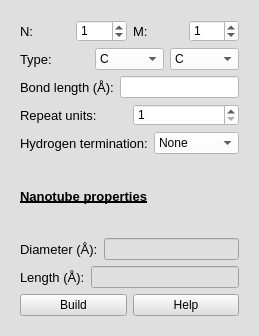
The window that furiousatoms/forms/SWNT.ui (nasimanousheh/furious-atoms) describes before a commit, drawn with Qt 5.
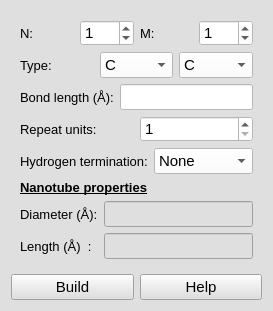
The same window after the commit.

Commit message: Reduced the fonts

```diff
--- a/furiousatoms/forms/SWNT.ui
+++ b/furiousatoms/forms/SWNT.ui
@@ -6,17 +6,34 @@
    <rect>
     <x>0</x>
     <y>0</y>
-    <width>258</width>
-    <height>336</height>
+    <width>273</width>
+    <height>311</height>
    </rect>
   </property>
+  <property name="minimumSize">
+   <size>
+    <width>273</width>
+    <height>311</height>
+   </size>
+  </property>
+  <property name="maximumSize">
+   <size>
+    <width>273</width>
+    <height>311</height>
+   </size>
+  </property>
+  <property name="font">
+   <font>
+    <pointsize>11</pointsize>
+   </font>
+  </property>
   <property name="windowTitle">
    <string>Form</string>
   </property>
   <property name="styleSheet">
    <string notr="true">background-color: rgb(223, 223, 223);</string>
   </property>
-  <layout class="QGridLayout" name="gridLayout_9">
+  <layout class="QGridLayout" name="gridLayout_11">
    <item row="0" column="0">
     <widget class="QWidget" name="SWNT" native="true">
      <property name="autoFillBackground">
@@ -25,8 +42,27 @@
      <property name="styleSheet">
       <string notr="true">background-color: rgb(223, 223, 223);</string>
      </property>
+     <layout class="QGridLayout" name="gridLayout_9">
+      <item row="0" column="0">
      <layout class="QGridLayout" name="gridLayout_8">
       <item row="0" column="0" colspan="2">
+         <layout class="QGridLayout" name="gridLayout_7">
+          <item row="5" column="0">
+           <widget class="QLabel" name="labl_properties_SWNT">
+            <property name="font">
+             <font>
+              <pointsize>10</pointsize>
+              <weight>75</weight>
+              <bold>true</bold>
+              <underline>true</underline>
+             </font>
+            </property>
+            <property name="text">
+             <string>Nanotube properties</string>
+            </property>
+           </widget>
+          </item>
+          <item row="0" column="0">
        <layout class="QGridLayout" name="gridLayout">
         <item row="0" column="0">
          <widget class="QLabel" name="label_chirality_N_SWNT">
@@ -42,6 +78,11 @@
         </item>
         <item row="0" column="1">
          <widget class="QSpinBox" name="spinBox_chirality_N_SWNT">
+              <property name="font">
+               <font>
+                <pointsize>11</pointsize>
+               </font>
+              </property>
           <property name="styleSheet">
            <string notr="true">background-color: rgb(255, 255, 255);</string>
           </property>
@@ -64,6 +105,11 @@
         </item>
         <item row="0" column="3">
          <widget class="QSpinBox" name="spinBox_chirality_M_SWNT">
+              <property name="font">
+               <font>
+                <pointsize>11</pointsize>
+               </font>
+              </property>
           <property name="styleSheet">
            <string notr="true">background-color: rgb(255, 255, 255);</string>
           </property>
@@ -74,7 +120,7 @@
         </item>
        </layout>
       </item>
-      <item row="1" column="0" colspan="2">
+          <item row="1" column="0">
        <layout class="QGridLayout" name="gridLayout_2">
         <item row="0" column="0">
          <widget class="QLabel" name="label_type_SWNT">
@@ -90,6 +136,11 @@
         </item>
         <item row="0" column="1">
          <widget class="QComboBox" name="comboBox_type1_SWNT">
+              <property name="font">
+               <font>
+                <pointsize>11</pointsize>
+               </font>
+              </property>
           <property name="styleSheet">
            <string notr="true">background-color: rgb(255, 255, 255);</string>
           </property>
@@ -112,6 +163,11 @@
         </item>
         <item row="0" column="2">
          <widget class="QComboBox" name="comboBox_type2_SWNT">
+              <property name="font">
+               <font>
+                <pointsize>11</pointsize>
+               </font>
+              </property>
           <property name="styleSheet">
            <string notr="true">background-color: rgb(255, 255, 255);</string>
           </property>
@@ -134,59 +190,7 @@
         </item>
        </layout>
       </item>
-      <item row="2" column="0" colspan="2">
-       <layout class="QGridLayout" name="gridLayout_3">
-        <item row="0" column="0">
-         <widget class="QLabel" name="label_bond_length_SWNT">
-          <property name="font">
-           <font>
-            <pointsize>10</pointsize>
-           </font>
-          </property>
-          <property name="text">
-           <string>Bond length (Å):</string>
-          </property>
-         </widget>
-        </item>
-        <item row="0" column="1">
-         <widget class="QLineEdit" name="lineEdit_bond_length_SWNT">
-          <property name="styleSheet">
-           <string notr="true">background-color: rgb(255, 255, 255);</string>
-          </property>
-          <property name="clearButtonEnabled">
-           <bool>false</bool>
-          </property>
-         </widget>
-        </item>
-       </layout>
-      </item>
-      <item row="3" column="0" colspan="2">
-       <layout class="QGridLayout" name="gridLayout_4">
-        <item row="0" column="0">
-         <widget class="QLabel" name="label_repeat_units_SWNT">
-          <property name="font">
-           <font>
-            <pointsize>10</pointsize>
-           </font>
-          </property>
-          <property name="text">
-           <string>Repeat units:</string>
-          </property>
-         </widget>
-        </item>
-        <item row="0" column="1">
-         <widget class="QSpinBox" name="spinBox_repeat_units_SWNT">
-          <property name="styleSheet">
-           <string notr="true">background-color: rgb(255, 255, 255);</string>
-          </property>
-          <property name="minimum">
-           <number>1</number>
-          </property>
-         </widget>
-        </item>
-       </layout>
-      </item>
-      <item row="4" column="0" colspan="2">
+          <item row="4" column="0">
        <layout class="QGridLayout" name="gridLayout_5">
         <item row="0" column="0">
          <widget class="QLabel" name="lable_H_termination_SWNT">
@@ -202,6 +206,11 @@
         </item>
         <item row="0" column="1">
          <widget class="QComboBox" name="comboBox_H_termination_SWNT">
+              <property name="font">
+               <font>
+                <pointsize>11</pointsize>
+               </font>
+              </property>
           <property name="styleSheet">
            <string notr="true">background-color: rgb(255, 255, 255);</string>
           </property>
@@ -224,22 +233,38 @@
         </item>
        </layout>
       </item>
-      <item row="5" column="0" colspan="2">
-       <widget class="QLabel" name="labl_properties_SWNT">
+          <item row="2" column="0">
+           <layout class="QGridLayout" name="gridLayout_3">
+            <item row="0" column="0">
+             <widget class="QLabel" name="label_bond_length_SWNT">
         <property name="font">
          <font>
           <pointsize>10</pointsize>
-          <weight>75</weight>
-          <bold>true</bold>
-          <underline>true</underline>
          </font>
         </property>
         <property name="text">
-         <string>Nanotube properties</string>
+               <string>Bond length (Å):</string>
         </property>
        </widget>
       </item>
-      <item row="6" column="0" colspan="2">
+            <item row="0" column="1">
+             <widget class="QLineEdit" name="lineEdit_bond_length_SWNT">
+              <property name="font">
+               <font>
+                <pointsize>11</pointsize>
+               </font>
+              </property>
+              <property name="styleSheet">
+               <string notr="true">background-color: rgb(255, 255, 255);</string>
+              </property>
+              <property name="clearButtonEnabled">
+               <bool>false</bool>
+              </property>
+             </widget>
+            </item>
+           </layout>
+          </item>
+          <item row="6" column="0">
        <layout class="QGridLayout" name="gridLayout_6">
         <item row="0" column="0">
          <widget class="QLabel" name="Diameter_SWNT">
@@ -255,6 +280,11 @@
         </item>
         <item row="0" column="1">
          <widget class="QLineEdit" name="lineEdit_diameter_SWNT">
+              <property name="font">
+               <font>
+                <pointsize>11</pointsize>
+               </font>
+              </property>
           <property name="acceptDrops">
            <bool>false</bool>
           </property>
@@ -272,11 +302,7 @@
           </property>
          </widget>
         </item>
-       </layout>
-      </item>
-      <item row="7" column="0" colspan="2">
-       <layout class="QGridLayout" name="gridLayout_7">
-        <item row="0" column="0">
+            <item row="1" column="0">
          <widget class="QLabel" name="label_length_SWNT">
           <property name="font">
            <font>
@@ -284,12 +310,17 @@
            </font>
           </property>
           <property name="text">
-           <string>Length (Å):</string>
+               <string>Length (Å)  :</string>
           </property>
          </widget>
         </item>
-        <item row="0" column="1">
+            <item row="1" column="1">
          <widget class="QLineEdit" name="lineEdit_length_SWNT">
+              <property name="font">
+               <font>
+                <pointsize>11</pointsize>
+               </font>
+              </property>
           <property name="acceptDrops">
            <bool>false</bool>
           </property>
@@ -309,22 +340,71 @@
         </item>
        </layout>
       </item>
-      <item row="8" column="0">
-       <widget class="QPushButton" name="pushButton_build_SWNT">
+          <item row="3" column="0">
+           <layout class="QGridLayout" name="gridLayout_4">
+            <item row="0" column="0">
+             <widget class="QLabel" name="label_repeat_units_SWNT">
+              <property name="font">
+               <font>
+                <pointsize>10</pointsize>
+               </font>
+              </property>
         <property name="text">
-         <string>Build</string>
+               <string>Repeat units:</string>
         </property>
        </widget>
       </item>
-      <item row="8" column="1">
+            <item row="0" column="1">
+             <widget class="QSpinBox" name="spinBox_repeat_units_SWNT">
+              <property name="font">
+               <font>
+                <pointsize>11</pointsize>
+               </font>
+              </property>
+              <property name="styleSheet">
+               <string notr="true">background-color: rgb(255, 255, 255);</string>
+              </property>
+              <property name="minimum">
+               <number>1</number>
+              </property>
+             </widget>
+            </item>
+           </layout>
+          </item>
+         </layout>
+        </item>
+       </layout>
+      </item>
+     </layout>
+    </widget>
+   </item>
+   <item row="1" column="0">
+    <layout class="QGridLayout" name="gridLayout_10">
+     <item row="0" column="1">
        <widget class="QPushButton" name="pushButton_help_build_SWNT">
+       <property name="font">
+        <font>
+         <pointsize>11</pointsize>
+        </font>
+       </property>
         <property name="text">
          <string>Help</string>
         </property>
        </widget>
       </item>
-     </layout>
-    </widget>
+     <item row="0" column="0">
+      <widget class="QPushButton" name="pushButton_build_SWNT">
+       <property name="font">
+        <font>
+         <pointsize>11</pointsize>
+        </font>
+       </property>
+       <property name="text">
+        <string>Build</string>
+       </property>
+      </widget>
+     </item>
+    </layout>
    </item>
   </layout>
  </widget>
```
Lines whose indentation alone changed are shown as unchanged.
